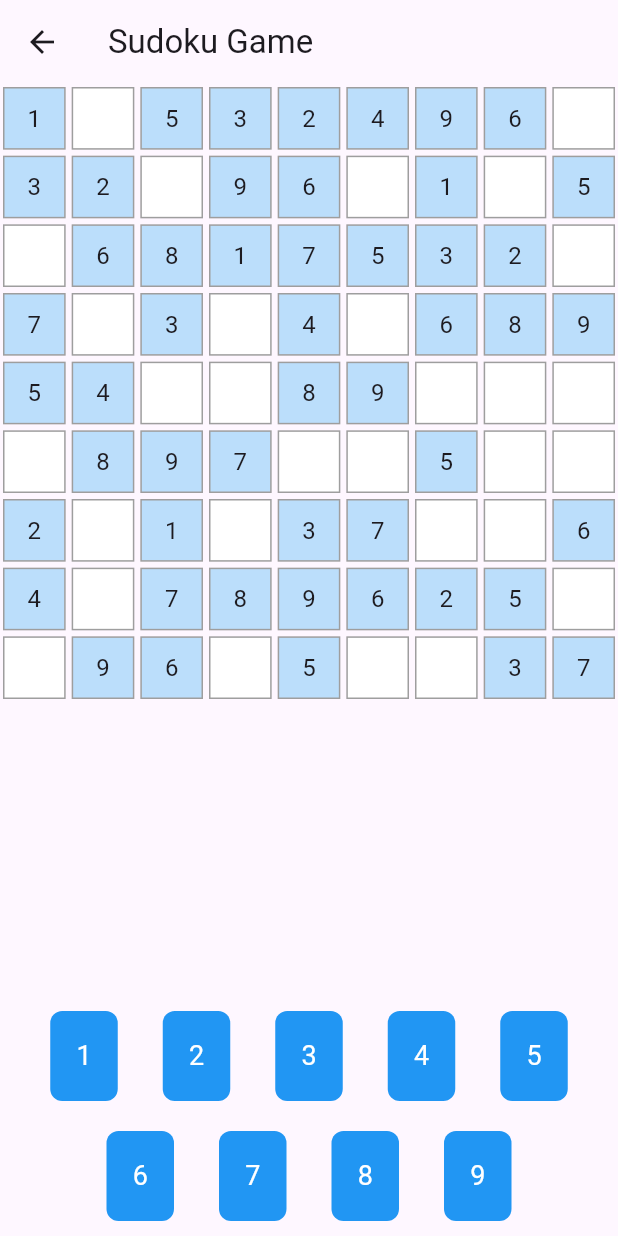
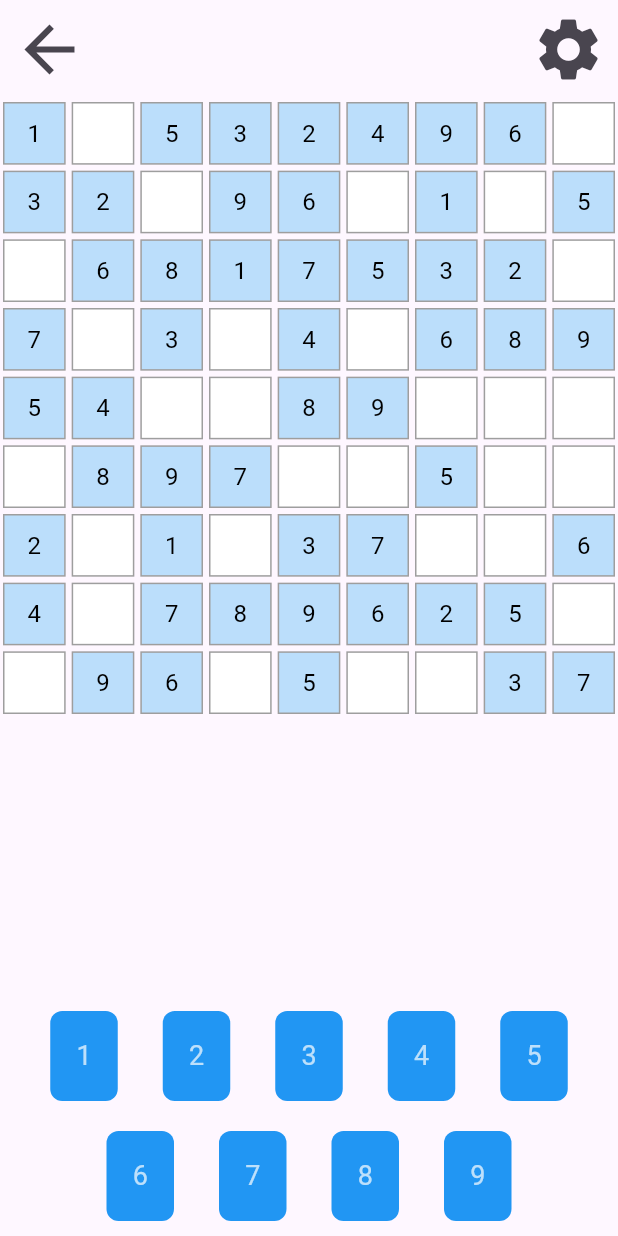
Before and after one commit to SinPhourivath/sudoku-mobile, a Flutter app: the GameScreen screen opened directly, on a phone screen of 412 x 824 dp. Run offline on Flutter 3.47's test engine with Material 3 defaults, Android fonts, the phone set to English and light mode, and no system bars; our stand-ins replace just_audio.

Commit message:
Add missing dark theme for game grid and add game logo

```diff
--- a/lib/main.dart
+++ b/lib/main.dart
@@ -1,6 +1,7 @@
 import 'package:flutter/material.dart';
 import 'package:provider/provider.dart';
-import '../services/theme_notifier.dart';
+
+import 'services/theme_notifier.dart';
 import 'screens/start_screen.dart';
 
 void main() {
--- a/lib/screens/game_screen.dart
+++ b/lib/screens/game_screen.dart
@@ -1,4 +1,5 @@
 import 'package:flutter/material.dart';
+import 'package:sudoku/screens/setting_screen.dart';
 
 import '../models/difficulity_model.dart';
 import '../utils/board_generator.dart';
@@ -30,7 +31,9 @@ class _GameScreenState extends State<GameScreen> {
     setState(() {
       for (int i = 0; i < 9; i++) {
         for (int j = 0; j < 9; j++) {
-          grid[i][j] = sudokuGenerator.board[i][j] == 0 ? 0 : sudokuGenerator.board[i][j];
+          grid[i][j] = sudokuGenerator.board[i][j] == 0
+              ? 0
+              : sudokuGenerator.board[i][j];
         }
       }
     });
@@ -38,10 +41,31 @@ class _GameScreenState extends State<GameScreen> {
 
   @override
   Widget build(BuildContext context) {
-    return Scaffold(
-      appBar: AppBar(title: Text("Sudoku Game")),
+    final isDarkMode = Theme.of(context).brightness == Brightness.dark;
+
+    return SafeArea(
+      child: Scaffold(
         body: Column(
           children: [
+            Row(
+              mainAxisAlignment: MainAxisAlignment.spaceBetween,
+              children: [
+                IconButton(
+                    onPressed: () {
+                      Navigator.pop(context);
+                    },
+                    icon: Icon(Icons.arrow_back, size: 50)),
+                IconButton(
+                    onPressed: () {
+                      showDialog(
+                        context: context,
+                        barrierColor: Colors.transparent,
+                        builder: (_) => SettingScreen(),
+                      );
+                    },
+                    icon: Icon(Icons.settings, size: 50)),
+              ],
+            ),
             Expanded(
               child: GridView.builder(
                 gridDelegate: SliverGridDelegateWithFixedCrossAxisCount(
@@ -65,15 +89,21 @@ class _GameScreenState extends State<GameScreen> {
                       return Container(
                         margin: EdgeInsets.all(2),
                         decoration: BoxDecoration(
-                        border: Border.all(color: Colors.grey),
+                          border: Border.all(
+                              color: isDarkMode ? Colors.white70 : Colors.grey),
                           color: grid[row][col] != 0
-                            ? Colors.blue.shade100
-                            : Colors.white,
+                              ? (isDarkMode
+                                  ? Colors.blueGrey.shade700
+                                  : Colors.blue.shade100)
+                              : (isDarkMode ? Colors.black45 : Colors.white),
                         ),
                         child: Center(
                           child: Text(
                             grid[row][col] != 0 ? grid[row][col].toString() : '',
-                          style: TextStyle(fontSize: 16),
+                            style: TextStyle(
+                              color: isDarkMode ? Colors.white : Colors.black,
+                              fontSize: 16,
+                            ),
                           ),
                         ),
                       );
@@ -105,6 +135,7 @@ class _GameScreenState extends State<GameScreen> {
             ),
           ],
         ),
+      ),
     );
   }
 }
@@ -117,6 +148,8 @@ class NumberCard extends StatelessWidget {
 
   @override
   Widget build(BuildContext context) {
+    final isDarkMode = Theme.of(context).brightness == Brightness.dark;
+
     return Container(
       width: 45,
       height: 60,
@@ -127,9 +160,11 @@ class NumberCard extends StatelessWidget {
       child: Center(
           child: Text(
         number.toString(),
-          style: TextStyle(color: Colors.white, fontSize: 18),
+        style: TextStyle(
+          color: isDarkMode ? Colors.white : Colors.white70,
+          fontSize: 18,
         ),
-      ),
+      )),
     );
   }
 }
```
Also changed, not shown: lib/screens/difficulity_screen.dart (+10 -3 lines), lib/screens/setting_screen.dart (+20 -11 lines), lib/screens/start_screen.dart (+6 -7 lines), assets/images/flutter.png (deleted), assets/images/logo.png (added), assets/images/nobg_logo.png (added). Lines whose indentation alone changed are shown as unchanged.
